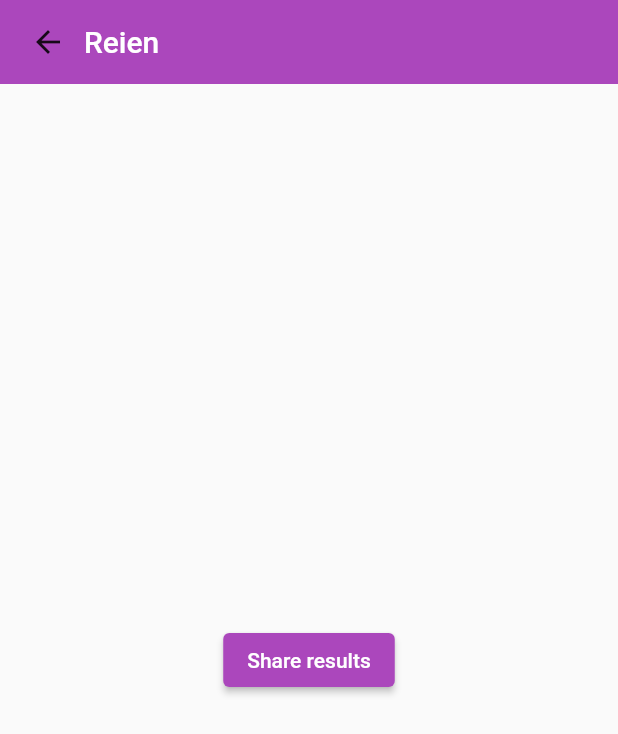
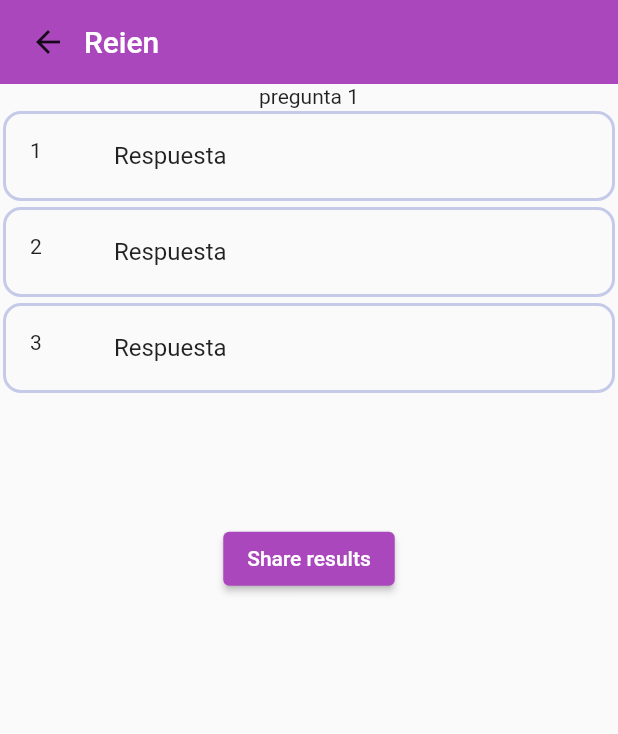
Before and after one commit to Osenian/reien, a Flutter app: the Fila widget shown alone on an empty page, opened directly, after a tap on "Quiz", on a phone screen of 412 x 824 dp. Shown: the top 734 px of the screen. Run offline on Flutter 3.47's test engine with Material 2 defaults, Android fonts, the phone set to English and light mode, and no system bars; our stand-ins replace share_plus.

Commit message:
Agrega tema en gamma y crea otro archivo quiz

```diff
--- /dev/null
+++ b/lib/screens/quiz2.dart
@@ -0,0 +1,115 @@
+import 'package:flutter/material.dart';
+import 'package:flutter/services.dart';
+import 'package:share_plus/share_plus.dart';
+class Quiz2 extends StatelessWidget {
+  const Quiz2({super.key});
+  @override
+  Widget build(BuildContext context) {
+    return SafeArea(
+      child: Material(
+        child: Column(
+          children: [
+            AppBar(
+              title: Text(
+                "Reien",
+                style: Theme.of(context).primaryTextTheme.titleLarge,
+              ),
+            ),
+            ConstrainedBox(
+              constraints:const BoxConstraints(maxHeight: 450),
+
+              child: Column(
+                mainAxisAlignment: MainAxisAlignment.spaceAround,
+                mainAxisSize: MainAxisSize.min,
+                children: [
+                  Container(
+                    child: Text('pregunta 1'),
+                  ),
+                  Flexible(child: ListView.builder(shrinkWrap: true,itemCount: 3,itemBuilder:(_, index){
+                    return Container(
+                      margin: const EdgeInsets.all(2.0),
+                      decoration: BoxDecoration(
+                        border: Border.all(color: Colors.indigo.shade100,
+                        width: 2),
+                        borderRadius: BorderRadius.circular(12),
+                        //color:Colors.purple,
+                      ),
+                      child: ListTile(
+                        shape: const RoundedRectangleBorder(borderRadius: BorderRadius.all(Radius.circular(12),),),
+                        leading: Text('${index+1}'),
+                        title: Text('Respuesta'),
+                        onTap: () {},
+                      ),
+                    );
+                  },),),
+
+                  Expanded(
+                    child: Column(
+                      mainAxisAlignment: MainAxisAlignment.center,
+                      children: <Widget>[
+                        ElevatedButton(
+                          style: ElevatedButton.styleFrom(
+                            backgroundColor: Colors.purple[400],
+                          ),
+                          onPressed: () async {
+                            final img =
+                            await rootBundle.load('images/congratulations.png');
+                            final bufferImg = img.buffer;
+                            Share.shareXFiles(
+                              [
+                                XFile.fromData(
+                                  bufferImg.asUint8List(
+                                    img.offsetInBytes,
+                                    img.lengthInBytes,
+                                  ),
+                                  name: 'Congratulations!',
+                                  mimeType: 'image/png',
+                                ),
+                              ],
+                              subject: 'Reien Quiz Results',
+                            );
+                          },
+                          child: const Text("Share results"),
+                        ),
+                      ],
+                    ),
+                  ),
+                  //TextButton(onPressed: () {}, child: Text('Ship'))
+                ],
+              ),
+            ),
+          ],
+        ),
+      ),
+    );
+  }
+}
+
+class AppBar extends StatelessWidget {
+  const AppBar({required this.title, super.key});
+
+  final Widget title;
+
+  @override
+  Widget build(BuildContext context) {
+    return Container(
+      height: 56,
+      padding: const EdgeInsets.symmetric(horizontal: 8),
+      decoration: BoxDecoration(color: Colors.purple[400]),
+      child: Row(
+        children: [
+          IconButton(
+            onPressed: () {
+              Navigator.pop(context);
+            },
+            icon: const Icon(Icons.arrow_back),
+            tooltip: "Volver",
+          ),
+          Expanded(
+            child: title,
+          ),
+        ],
+      ),
+    );
+  }
+}
```
Also changed, not shown: lib/screens/grammar.dart (+54 -3 lines).
